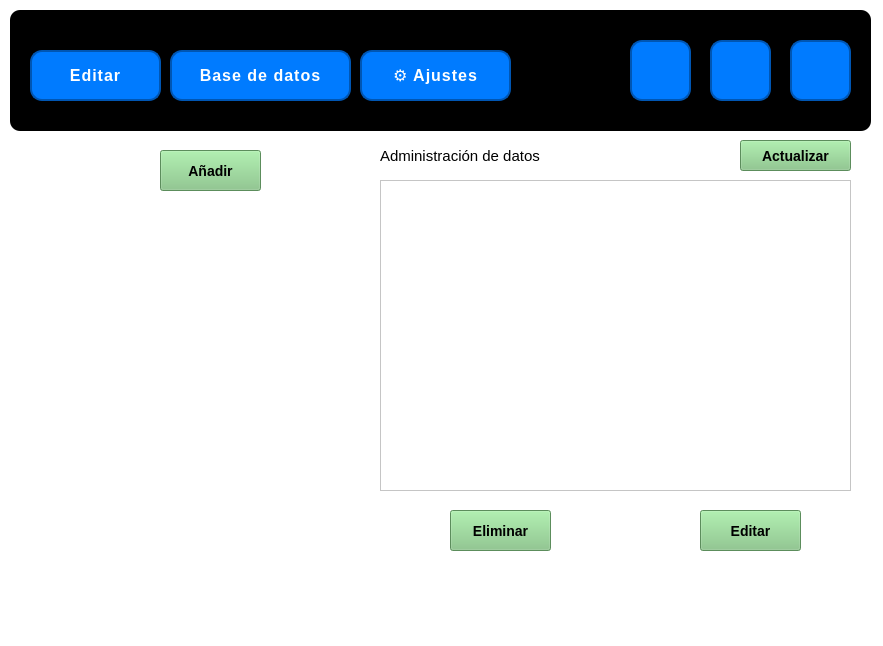
julinavas14/trabajo_programacion_sql, file main.ui: the form before one commit.
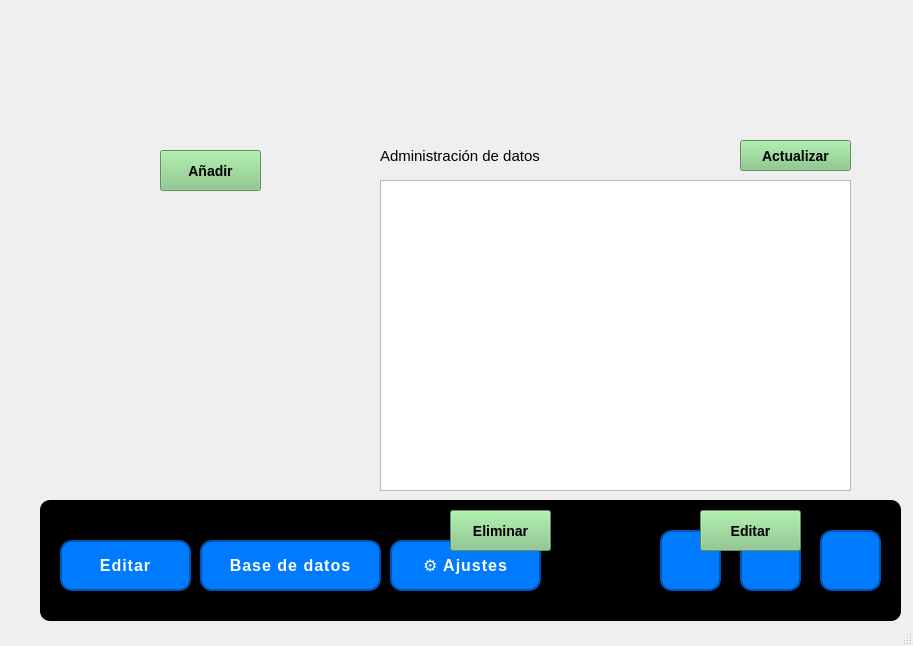
The form after the commit. Icons and pictures are not drawn.

Diff of the .ui file:
```diff
--- a/main.ui
+++ b/main.ui
@@ -6,7 +6,7 @@
    <rect>
     <x>0</x>
     <y>0</y>
-    <width>883</width>
+    <width>913</width>
     <height>646</height>
    </rect>
   </property>
@@ -14,7 +14,10 @@
    <string>MainWindow</string>
   </property>
   <property name="styleSheet">
-   <string notr="true">background-color:rgb(255, 255, 255)</string>
+   <string notr="true"/>
+  </property>
+  <property name="labelUsuario" stdset="0">
+   <string/>
   </property>
   <widget class="QWidget" name="centralwidget">
    <widget class="QListWidget" name="listEmpleados">
@@ -53,8 +56,8 @@
    <widget class="QFrame" name="frame">
     <property name="geometry">
      <rect>
-      <x>10</x>
-      <y>10</y>
+      <x>40</x>
+      <y>500</y>
       <width>861</width>
       <height>121</height>
      </rect>
```
Left out of the diff: 2 changed lines with no effect on the pictures.
